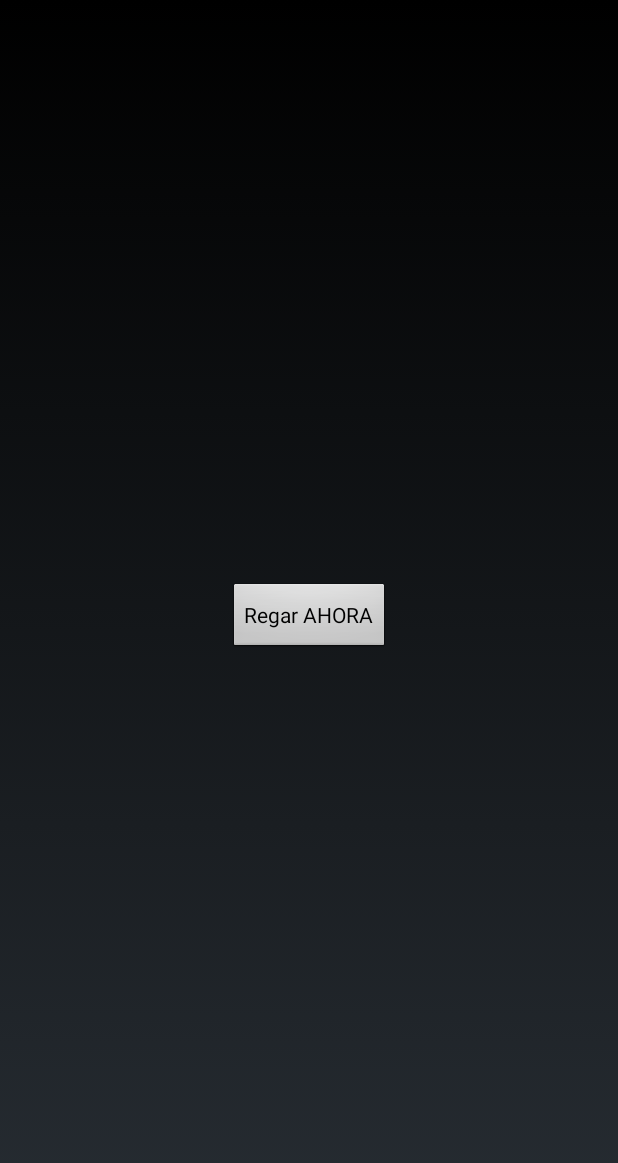
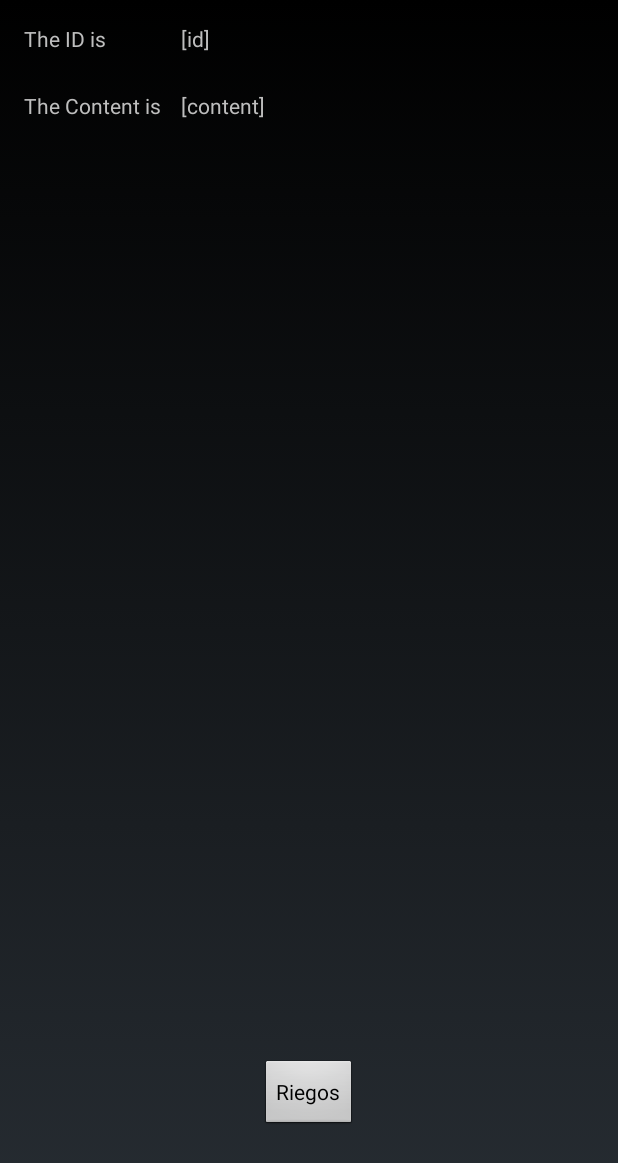
Before and after one commit to amper88/smartshower, an Android app: the screen it shows after launch (RegarActivity before the commit, RiegosActivity after it), in the side drawer, after a tap on "Estadisticas", on a phone screen of 412 x 824 dp. Shown: the top 1163 px of the screen. Run offline under Robolectric (Android 15) with nearby library versions, the light colour scheme and no system bars; libraries missing offline, so code that uses them is left out: org.springframework.http, org.springframework.web.

Commit message:
Riegos activity + Connection REST

```diff
--- a/app/src/main/java/com/amper/smartshower/MainActivity.java
+++ b/app/src/main/java/com/amper/smartshower/MainActivity.java
@@ -8,9 +8,9 @@ import android.support.v4.widget.DrawerLayout;
 import android.support.v7.app.ActionBarDrawerToggle;
 import android.support.v7.app.AppCompatActivity;
 import android.support.v7.widget.Toolbar;
+import android.util.Log;
 import android.view.Menu;
 import android.view.MenuItem;
-import android.view.Window;
 
 public class MainActivity extends AppCompatActivity
         implements NavigationView.OnNavigationItemSelectedListener {
@@ -72,24 +72,20 @@ public class MainActivity extends AppCompatActivity
         // Handle navigation view item clicks here.
         int id = item.getItemId();
 
+        Log.d("NavigationItemSelected", "ASD "+id);
+        System.out.println("HOLA");
 
-        Intent intent = new Intent(this, RegarActivity.class);
+        Intent intent = new Intent(this, MainActivity.class);;
+
+        if (id == R.id.nav_regar_ahora) {
+            intent = new Intent(this, RegarAhoraActivity.class);
+        }else if (id == R.id.nav_estadisticas) {
+            intent = new Intent(this, RiegosActivity.class);
+        }else if (id == R.id.nav_periodos) {
+            //intent = new Intent(this, PeriodosActivity.class);
+        }
+
         startActivity(intent);
-
-
-        /*if (id == R.id.nav_camera) {
-            // Handle the camera action
-        } else if (id == R.id.nav_gallery) {
-
-        } else if (id == R.id.nav_slideshow) {
-
-        } else if (id == R.id.nav_manage) {
-
-        } else if (id == R.id.nav_share) {
-
-        } else if (id == R.id.nav_send) {
-
-        }*/
 
         DrawerLayout drawer = (DrawerLayout) findViewById(R.id.drawer_layout);
         drawer.closeDrawer(GravityCompat.START);
--- a/app/src/main/java/com/amper/smartshower/RegarActivity.java
+++ b/app/src/main/java/com/amper/smartshower/RegarAhoraActivity.java
@@ -3,11 +3,11 @@ package com.amper.smartshower;
 import android.app.Activity;
 import android.os.Bundle;
 
-public class RegarActivity extends Activity {
+public class RegarAhoraActivity extends Activity {
 
     @Override
     protected void onCreate(Bundle savedInstanceState) {
         super.onCreate(savedInstanceState);
-        setContentView(R.layout.activity_regar);
+        setContentView(R.layout.activity_regar_ahora);
     }
 }
--- a/app/src/main/res/layout/activity_regar.xml
+++ b/app/src/main/res/layout/activity_regar_ahora.xml
@@ -7,7 +7,7 @@
     android:paddingLeft="@dimen/activity_horizontal_margin"
     android:paddingRight="@dimen/activity_horizontal_margin"
     android:paddingTop="@dimen/activity_vertical_margin"
-    tools:context="com.amper.smartshower.RegarActivity">
+    tools:context=".RegarAhoraActivity">
 
     <Button
         android:layout_width="wrap_content"
--- /dev/null
+++ b/app/src/main/res/layout/activity_riegos.xml
@@ -0,0 +1,71 @@
+<RelativeLayout xmlns:android="http://schemas.android.com/apk/res/android"
+    xmlns:tools="http://schemas.android.com/tools"
+    android:layout_width="match_parent"
+    android:layout_height="match_parent"
+    android:paddingLeft="@dimen/activity_horizontal_margin"
+    android:paddingRight="@dimen/activity_horizontal_margin"
+    android:paddingTop="@dimen/activity_vertical_margin"
+    android:paddingBottom="@dimen/activity_vertical_margin"
+    tools:context="com.amper.smartshower.RiegosActivity">
+
+
+    <Button
+        android:layout_width="wrap_content"
+        android:layout_height="wrap_content"
+        android:text="Riegos"
+        android:id="@+id/btnRiegos"
+        android:layout_marginBottom="54dp"
+        android:layout_alignParentBottom="true"
+        android:layout_centerHorizontal="true"
+        android:onClick="obtenerRiegos" />
+
+    <TextView
+        android:layout_width="wrap_content"
+        android:layout_height="wrap_content"
+        android:textAppearance="?android:attr/textAppearanceLarge"
+        android:id="@+id/txtRiegos"
+        android:layout_alignParentTop="true"
+        android:layout_centerHorizontal="true"
+        android:layout_marginTop="125dp" />
+
+
+
+
+
+
+
+    <TextView
+        android:id="@+id/id_label"
+        android:text="@string/id_label"
+        android:layout_width="wrap_content"
+        android:layout_height="wrap_content" />
+
+    <TextView
+        android:id="@+id/content_label"
+        android:text="@string/content_label"
+        android:layout_width="wrap_content"
+        android:layout_height="wrap_content"
+        android:layout_marginTop="25dp"
+        android:layout_below="@+id/id_label"
+        android:layout_alignParentLeft="true" />
+
+    <TextView
+        android:id="@+id/id_value"
+        android:text="@string/id_value"
+        android:layout_width="wrap_content"
+        android:layout_height="wrap_content"
+        android:layout_alignParentTop="true"
+        android:layout_toRightOf="@+id/id_label"
+        android:layout_marginLeft="50dp" />
+
+    <TextView
+        android:id="@+id/content_value"
+        android:text="@string/content_value"
+        android:layout_width="wrap_content"
+        android:layout_height="wrap_content"
+        android:layout_alignTop="@+id/content_label"
+        android:layout_alignLeft="@+id/id_value" />
+
+
+
+</RelativeLayout>
--- a/app/src/main/res/menu/activity_main_drawer.xml
+++ b/app/src/main/res/menu/activity_main_drawer.xml
@@ -8,7 +8,7 @@
                 android:icon="@drawable/ic_menu_camera"
                 android:title="Regar ahora" />
             <item
-                android:id="@+id/nav_gallery"
+                android:id="@+id/nav_estadisticas"
                 android:icon="@drawable/ic_menu_gallery"
                 android:title="Estadisticas" />
         </menu>
@@ -17,7 +17,7 @@
     <item android:title="Configuración">
         <menu>
             <item
-                android:id="@+id/nav_manage"
+                android:id="@+id/nav_periodos"
                 android:icon="@drawable/ic_menu_manage"
                 android:title="Períodos de medición" />
         </menu>
--- a/app/src/main/res/values/strings.xml
+++ b/app/src/main/res/values/strings.xml
@@ -6,4 +6,14 @@
 
     <string name="action_settings">Settings</string>
     <string name="title_activity_regar">RegarActivity</string>
+
+
+
+    <string name="id_label">The ID is</string>
+    <string name="id_value">[id]</string>
+    <string name="content_label">The Content is</string>
+    <string name="content_value">[content]</string>
+    <string name="action_refresh">Refresh</string>
+
+
 </resources>
```
Also changed, not shown: app/build.gradle (+28 -7 lines), app/src/main/AndroidManifest.xml (+6 -2 lines), app/src/main/java/com/amper/smartshower/RiegosActivity.java (added, +89 -0 lines), app/src/main/java/com/amper/smartshower/rest/Riegos.java (added, +22 -0 lines).
